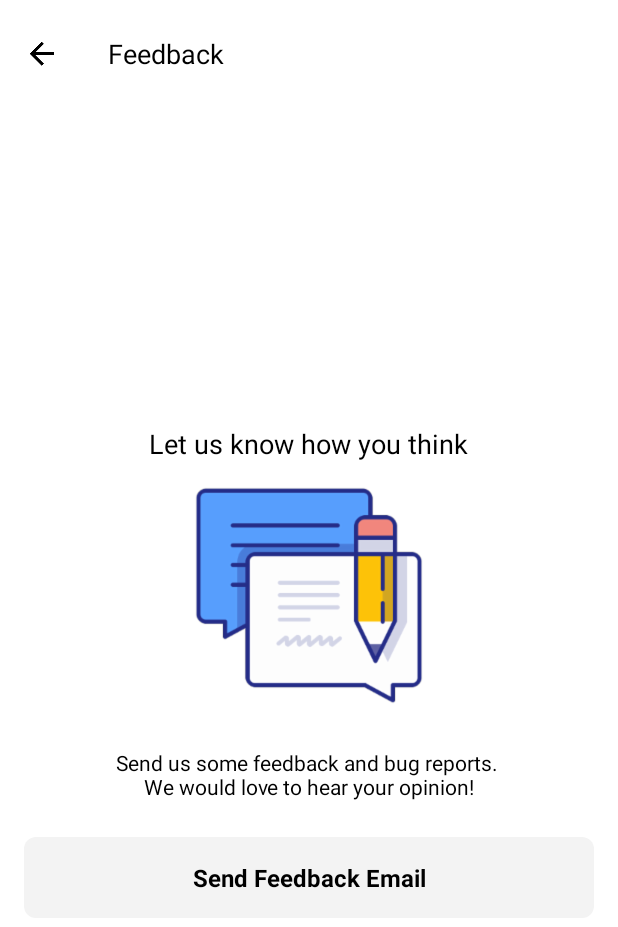
After one commit to wasabi-lee/UltraFit-HIITWorkoutTimer, an Android app: the FeedbackActivity screen opened directly, with no data from a screen before it, on a phone screen of 412 x 824 dp. The commit adds this screen. Shown: the top 927 px of the screen. Run offline under Robolectric (Android 15) with nearby library versions, the phone set to English and light mode, and no system bars; our stand-ins replace Dagger/Hilt's generated code; Roboto replaces fonts that are not available here.

Commit message:
Feedback activity update

```diff
--- a/app/build.gradle
+++ b/app/build.gradle
@@ -51,8 +51,8 @@ dependencies {
     // architecture component
     implementation "androidx.lifecycle:lifecycle-extensions:$ac_version"
     implementation "androidx.room:room-runtime:$ac_version"
-    implementation 'com.android.support:appcompat-v7:28.0.0-rc02'
-    implementation 'com.android.support:design:28.0.0-rc02'
+    implementation 'androidx.appcompat:appcompat:1.0.0'
+    implementation 'com.google.android.material:material:1.0.0'
     kapt "androidx.room:room-compiler:$ac_version" // use kapt for Kotlin
     implementation "androidx.room:room-rxjava2:$ac_version"
     testImplementation "androidx.room:room-testing:$ac_version"
@@ -82,7 +82,6 @@ dependencies {
     debugImplementation 'com.squareup.leakcanary:leakcanary-android:1.6.1'
     releaseImplementation 'com.squareup.leakcanary:leakcanary-android-no-op:1.6.1'
 
-
     // testing
     testImplementation 'junit:junit:4.12'
     testImplementation "org.mockito:mockito-core:$mockito_version"
--- a/app/src/main/java/io/incepted/ultrafittimer/di/ActivityBuilder.kt
+++ b/app/src/main/java/io/incepted/ultrafittimer/di/ActivityBuilder.kt
@@ -31,4 +31,7 @@ abstract class ActivityBuilder {
 
     @ContributesAndroidInjector(modules = [SoundSettingActivityModule::class])
     abstract fun contributeSoundSettingActivity(): SoundSettingActivity
+
+    @ContributesAndroidInjector(modules = [FeedbackActivityModule::class])
+    abstract fun contributeFeedbackActivity(): FeedbackActivity
 }
--- a/app/src/main/java/io/incepted/ultrafittimer/fragment/SettingsFragment.kt
+++ b/app/src/main/java/io/incepted/ultrafittimer/fragment/SettingsFragment.kt
@@ -7,6 +7,7 @@ import androidx.preference.PreferenceFragmentCompat
 import io.incepted.ultrafittimer.R
 import android.content.Intent
 import android.content.SharedPreferences
+import io.incepted.ultrafittimer.activity.FeedbackActivity
 import io.incepted.ultrafittimer.activity.SoundSettingActivity
 import io.incepted.ultrafittimer.timer.SoundResSwitcher
 
@@ -55,6 +56,11 @@ class SettingsFragment : PreferenceFragmentCompat(), androidx.preference.Prefere
                 startActivityForResult(intent, RC_CUE)
 
             }
+
+            resources.getString(R.string.pref_key_feedback) -> {
+                val intent = Intent(activity, FeedbackActivity::class.java)
+                startActivity(intent)
+            }
         }
 
         return true
--- /dev/null
+++ b/app/src/main/res/layout/activity_feedback.xml
@@ -0,0 +1,71 @@
+<?xml version="1.0" encoding="utf-8"?>
+<androidx.constraintlayout.widget.ConstraintLayout xmlns:android="http://schemas.android.com/apk/res/android"
+    xmlns:app="http://schemas.android.com/apk/res-auto"
+    xmlns:tools="http://schemas.android.com/tools"
+    android:layout_width="match_parent"
+    android:layout_height="match_parent"
+    tools:context=".activity.FeedbackActivity">
+
+    <androidx.appcompat.widget.Toolbar
+        android:id="@+id/feedback_toolbar"
+        android:layout_width="match_parent"
+        android:layout_height="wrap_content"
+        android:padding="@dimen/spacing_xsmall"
+        app:layout_constraintEnd_toEndOf="parent"
+        app:layout_constraintStart_toStartOf="parent">
+
+        <TextView
+            style="@style/BoldLargeTextStyle"
+            android:layout_width="wrap_content"
+            android:layout_height="wrap_content"
+            android:maxLines="1"
+            android:text="@string/feedback"/>
+    </androidx.appcompat.widget.Toolbar>
+
+    <LinearLayout
+        android:layout_width="0dp"
+        android:layout_height="0dp"
+        android:gravity="center"
+        android:orientation="vertical"
+        app:layout_constraintBottom_toBottomOf="parent"
+        app:layout_constraintEnd_toEndOf="parent"
+        app:layout_constraintStart_toStartOf="parent"
+        app:layout_constraintTop_toBottomOf="@id/feedback_toolbar">
+
+        <TextView
+            style="@style/BoldLargeTextStyle"
+            android:layout_width="wrap_content"
+            android:layout_height="wrap_content"
+            android:text="@string/let_us_know_how_you_think" />
+
+        <ImageView
+            android:layout_width="wrap_content"
+            android:layout_height="wrap_content"
+            android:src="@drawable/feedback_image" />
+
+        <TextView
+            android:layout_width="match_parent"
+            android:layout_height="wrap_content"
+            android:layout_margin="@dimen/spacing_normal"
+            android:gravity="center"
+            android:text="@string/send_us_some_feedback_and_bug_reports_nwe_would_love_to_hear_your_opinion" />
+
+        <TextView
+            android:id="@+id/feedback_send_button"
+            android:background="?attr/card_background_drawable"
+            android:textSize="16sp"
+            android:textStyle="bold"
+            android:layout_width="match_parent"
+            android:layout_height="wrap_content"
+            android:layout_marginStart="@dimen/spacing_normal"
+            android:layout_marginTop="@dimen/spacing_xsmall"
+            android:layout_marginEnd="@dimen/spacing_normal"
+            android:gravity="center"
+            android:padding="@dimen/spacing_normal"
+            android:text="@string/send_feedback_email" />
+
+
+    </LinearLayout>
+
+
+</androidx.constraintlayout.widget.ConstraintLayout>
--- a/app/src/main/res/values/strings.xml
+++ b/app/src/main/res/values/strings.xml
@@ -59,11 +59,32 @@
     <string name="pref_key_vibration">pref_key_vibration</string>
     <string name="pref_key_vibration_intensity">pref_key_vibration_intensity</string>
     <string name="pref_key_increment_seconds">pref_key_increment_seconds</string>
+    <string name="pref_key_feedback">pref_key_feedback</string>
+
     <string name="title_activity_sound_setting">SoundSettingActivity</string>
 
     <string name="sound_setting_toolbar_header_beep">Beep Sound</string>
     <string name="sound_setting_toolbar_header_cue">Cue Sound</string>
     <string name="reset_current_timer">Reset Current Timer</string>
+    <string name="pref_title_feedback">Send Feedback</string>
+    <string name="pref_dialog_title_increment">Increment the time by</string>
+    <string name="pref_title_increment">+/-Button Increment</string>
+    <string name="pref_title_vibration">Vibration</string>
+    <string name="pref_title_beep_sound">Beep Sound</string>
+    <string name="pref_title_cue_sound">Cue Sound</string>
+    <string name="pref_title_cue_seconds">Cue Seconds</string>
+    <string name="pref_dialog_title_cue_seconds">Cue Seconds</string>
+    <string name="pref_dialog_title_beep_sound">Beep Sound</string>
+    <string name="pref_dialog_title_cue_sound">Cue Sound</string>
+
+    <string name="pref_category_title_sound">Sound</string>
+    <string name="pref_category_title_timer">Timer</string>
+    <string name="pref_category_title_help">Help Us</string>
+    <string name="let_us_know_how_you_think">Let us know how you think</string>
+    <string name="send_us_some_feedback_and_bug_reports_nwe_would_love_to_hear_your_opinion">Send us some feedback and bug reports.
+        \nWe would love to hear your opinion!</string>
+    <string name="send_feedback_email">Send Feedback Email</string>
+    <string name="feedback">Feedback</string>
 
 
 </resources>
```
Also changed, not shown: app/src/main/AndroidManifest.xml (+5 -2 lines), app/src/main/java/io/incepted/ultrafittimer/activity/FeedbackActivity.kt (added, +106 -0 lines), app/src/main/java/io/incepted/ultrafittimer/di/module/FeedbackActivityModule.kt (added, +8 -0 lines), app/src/main/res/xml/app_preferences.xml (+24 -15 lines), app/src/main/res/drawable-hdpi/feedback_image.png (added), app/src/main/res/drawable-mdpi/feedback_image.png (added), app/src/main/res/drawable-xhdpi/feedback_image.png (added), app/src/main/res/drawable-xxhdpi/feedback_image.png (added), app/src/main/res/drawable-xxxhdpi/feedback_image.png (added).
